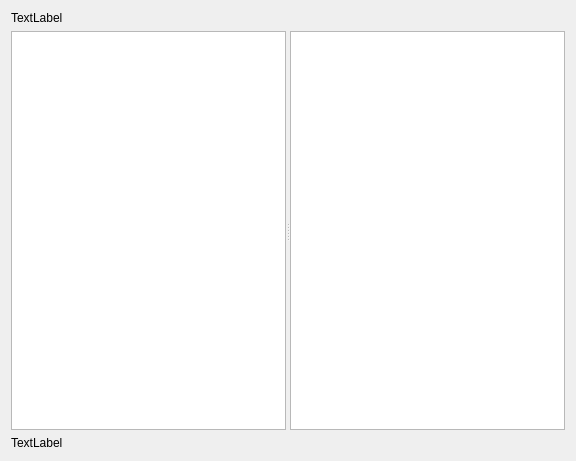
First picture: the form in Viewer/ecflowUI/src/TimelineInfoWidget.ui, repository ecmwf/ecflow, before the edit.
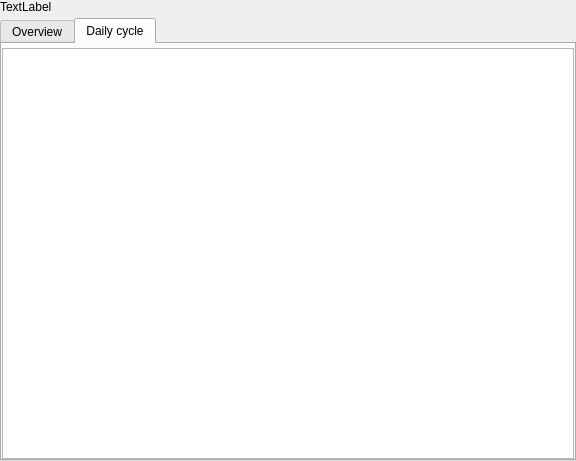
Second picture: the form after the edit. The open tabs and pages were chosen to show the change.

Commit message: ecFlowUI: add daily cycle view to timeline info  ECFLOW-1411

The edit to the form file:
```diff
--- a/Viewer/ecflowUI/src/TimelineInfoWidget.ui
+++ b/Viewer/ecflowUI/src/TimelineInfoWidget.ui
@@ -13,7 +13,24 @@
   <property name="windowTitle">
    <string>Form</string>
   </property>
-  <layout class="QVBoxLayout" name="verticalLayout" stretch="0,1,0">
+  <layout class="QVBoxLayout" name="verticalLayout" stretch="0,1">
+   <property name="spacing">
+    <number>4</number>
+   </property>
+   <property name="leftMargin">
+    <number>0</number>
+   </property>
+   <property name="topMargin">
+    <number>0</number>
+   </property>
+   <property name="rightMargin">
+    <number>0</number>
+   </property>
+   <property name="bottomMargin">
+    <number>0</number>
+   </property>
+   <item>
+    <layout class="QHBoxLayout" name="horizontalLayout">
    <item>
     <widget class="QLabel" name="titleLabel">
      <property name="text">
@@ -21,6 +38,33 @@
      </property>
     </widget>
    </item>
+    </layout>
+   </item>
+   <item>
+    <widget class="QTabWidget" name="tabWidget">
+     <property name="currentIndex">
+      <number>0</number>
+     </property>
+     <widget class="QWidget" name="tab">
+      <attribute name="title">
+       <string>Overview</string>
+      </attribute>
+      <layout class="QVBoxLayout" name="verticalLayout_2">
+       <property name="spacing">
+        <number>0</number>
+       </property>
+       <property name="leftMargin">
+        <number>0</number>
+       </property>
+       <property name="topMargin">
+        <number>0</number>
+       </property>
+       <property name="rightMargin">
+        <number>0</number>
+       </property>
+       <property name="bottomMargin">
+        <number>0</number>
+       </property>
    <item>
     <widget class="QSplitter" name="splitter">
      <property name="orientation">
@@ -37,11 +81,36 @@
      <widget class="QTextEdit" name="summaryTe"/>
     </widget>
    </item>
-   <item>
-    <widget class="QLabel" name="summaryLabel">
-     <property name="text">
-      <string>TextLabel</string>
-     </property>
+      </layout>
+     </widget>
+     <widget class="QWidget" name="tab_2">
+      <attribute name="title">
+       <string>Daily cycle</string>
+      </attribute>
+      <layout class="QVBoxLayout" name="verticalLayout_3" stretch="0,1">
+       <property name="spacing">
+        <number>4</number>
+       </property>
+       <property name="leftMargin">
+        <number>0</number>
+       </property>
+       <property name="topMargin">
+        <number>0</number>
+       </property>
+       <property name="rightMargin">
+        <number>0</number>
+       </property>
+       <property name="bottomMargin">
+        <number>0</number>
+       </property>
+       <item>
+        <widget class="QWidget" name="dailyToolbar" native="true"/>
+       </item>
+       <item>
+        <widget class="QTreeView" name="dailyTree"/>
+       </item>
+      </layout>
+     </widget>
     </widget>
    </item>
   </layout>
```
Lines whose indentation alone changed are shown as unchanged. The commit also changes 10 other files.
